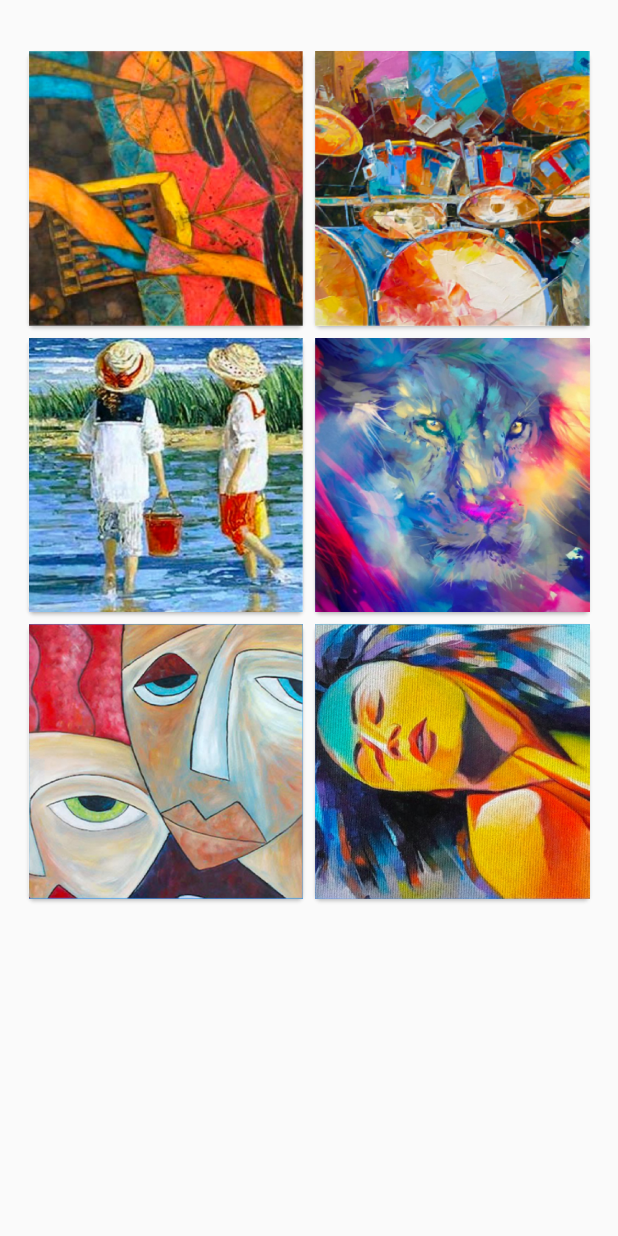
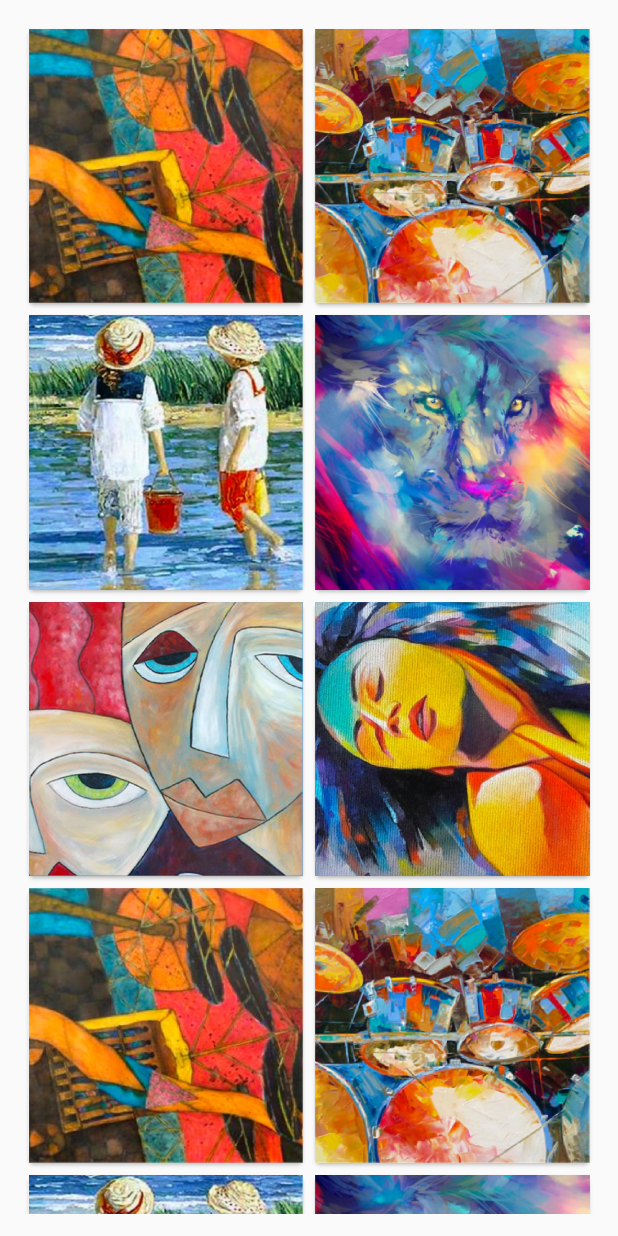
Before and after one commit to Aniket76/art-gallery, a Flutter app: the Uploads screen opened directly, on a phone screen of 412 x 824 dp. Run offline on Flutter 3.47's test engine with Material 2 defaults, Android fonts, the light colour scheme and no system bars; our stand-ins replace google_fonts.

Commit message:
added more image

```diff
--- a/lib/profile_page/profile_page_screens/uploads.dart
+++ b/lib/profile_page/profile_page_screens/uploads.dart
@@ -13,11 +13,17 @@ class Uploads extends StatelessWidget {
       'assets/upload_page/img_(4).jpeg',
       'assets/upload_page/img_(5).jpeg',
       'assets/upload_page/img_(6).jpeg',
+      'assets/upload_page/img_(1).jpeg',
+      'assets/upload_page/img_(2).jpeg',
+      'assets/upload_page/img_(3).jpeg',
+      'assets/upload_page/img_(4).jpeg',
+      'assets/upload_page/img_(5).jpeg',
+      'assets/upload_page/img_(6).jpeg',
     ];
 
     return Scaffold(
         body: Padding(
-      padding: const EdgeInsets.only(left: 15, right: 15, top: 30,),
+      padding: const EdgeInsets.all(15),
 
       child: GridView.builder(
         shrinkWrap: true,
```
